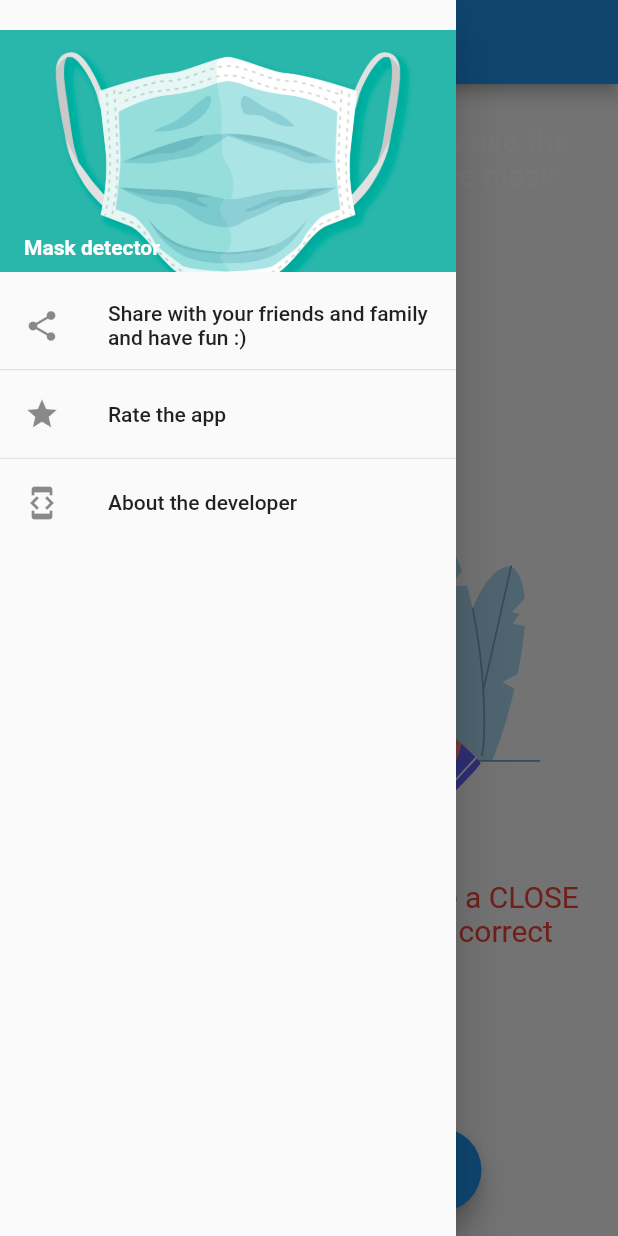
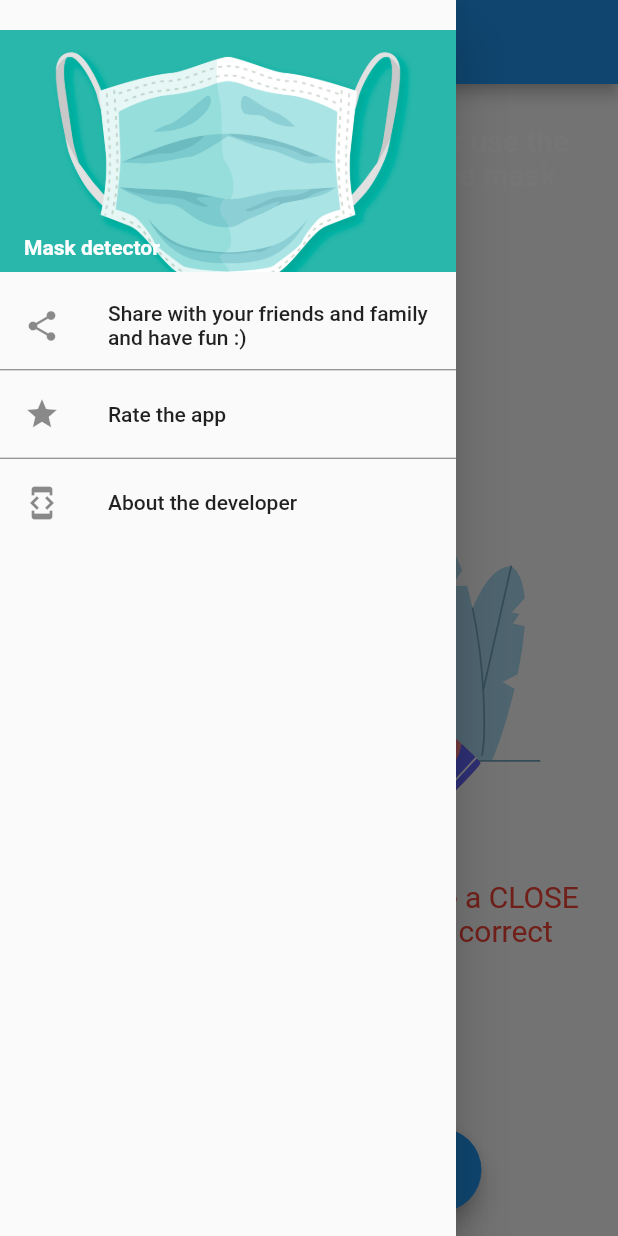
Before and after one commit to Prashant-Bharaj/mask-detector, a Flutter app: the screen it shows after launch, with the side drawer open, on a phone screen of 412 x 824 dp. Run offline on Flutter 3.47's test engine with Material 2 defaults, Android fonts, the phone set to English and light mode, and no system bars; our stand-ins replace camera, flutter_svg, image_picker; missing offline and left inert: firebase_admob, flutter_share, tflite; accounts and stored records are empty.

Commit message:
dark theme added

```diff
--- a/lib/main.dart
+++ b/lib/main.dart
@@ -16,9 +16,15 @@ class CoronaVirusTracker extends StatelessWidget {
   Widget build(BuildContext context) {
     return MaterialApp(
       debugShowCheckedModeBanner: false,
-      theme: ThemeData(
-        primarySwatch: Colors.blue,
-        visualDensity: VisualDensity.adaptivePlatformDensity,
+      theme: ThemeData.light().copyWith(
+        primaryColor: Colors.blue,
+        dividerTheme: DividerThemeData(color: Colors.black54),
+        iconTheme: IconThemeData(color: Colors.black),
+      ),
+      darkTheme: ThemeData.dark().copyWith(
+        primaryColor: Colors.blueGrey.shade900,
+        dividerTheme: DividerThemeData(color: Colors.white),
+        iconTheme: IconThemeData(color: Colors.white),
       ),
       home: MyHomePage(),
     );
@@ -58,7 +64,7 @@ class _MyHomePageState extends State<MyHomePage> {
 
   //Targeting info per the native AdMob API.
   static MobileAdTargetingInfo targetingInfo = MobileAdTargetingInfo(
-      keywords: <String>['apps', 'games', 'news'], testDevices: <String>[]);
+      keywords: <String>['apps', 'games', 'news'], testDevices: <String>["F72F63845135912CF76C7742C1A37509"]);
 
   InterstitialAd myInterstitial() {
     return InterstitialAd(
@@ -80,11 +86,7 @@ class _MyHomePageState extends State<MyHomePage> {
         });
   }
 
-  @override
-  void dispose() {
-    interstitialAd?.dispose();
-    super.dispose();
-  }
+
 
   Future<void> share() async {
     await FlutterShare.share(
@@ -145,6 +147,12 @@ class _MyHomePageState extends State<MyHomePage> {
   }
 
   @override
+  void dispose() {
+    interstitialAd?.dispose();
+    super.dispose();
+  }
+
+  @override
   Widget build(BuildContext context) {
     return Scaffold(
       drawer: Drawer(
@@ -201,7 +209,7 @@ class _MyHomePageState extends State<MyHomePage> {
                 },
               ),
               Divider(
-                height: 3, //Todo color: Colors.black,
+                height: 3,
               ),
               ListTile(
                 title: Text('About the developer',),
```
Also changed, not shown: lib/boundary.dart (+4 -4 lines), lib/live_camera.dart (+9 -9 lines).
